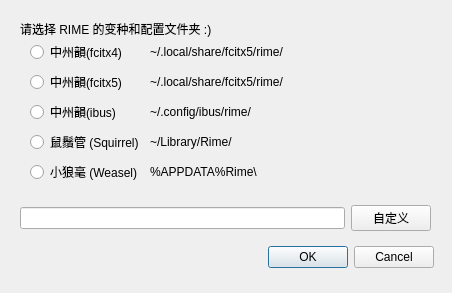
This is src/first_run.ui in rimebrew/rimebrew_qt as Qt 5 draws it before an edit. The edited form follows.
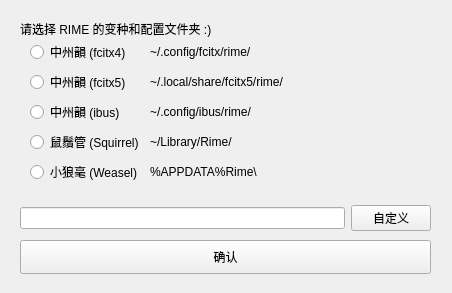
This is the edited form.

Diff of the .ui file:
```diff
--- a/src/first_run.ui
+++ b/src/first_run.ui
@@ -22,19 +22,6 @@
   <property name="windowTitle">
    <string>首次运行</string>
   </property>
-  <widget class="QDialogButtonBox" name="buttonBox">
-   <property name="geometry">
-    <rect>
-     <x>260</x>
-     <y>240</y>
-     <width>174</width>
-     <height>34</height>
-    </rect>
-   </property>
-   <property name="standardButtons">
-    <set>QDialogButtonBox::Cancel|QDialogButtonBox::Ok</set>
-   </property>
-  </widget>
   <widget class="QWidget" name="formLayoutWidget">
    <property name="geometry">
     <rect>
@@ -51,21 +38,21 @@
     <item row="0" column="0">
      <widget class="QRadioButton" name="radio_fcitx4">
       <property name="text">
-       <string>中州韻(fcitx4)</string>
+       <string>中州韻 (fcitx4)</string>
       </property>
      </widget>
     </item>
     <item row="0" column="1">
      <widget class="QLabel" name="label">
       <property name="text">
-       <string>~/.local/share/fcitx5/rime/</string>
+       <string>~/.config/fcitx/rime/</string>
       </property>
      </widget>
     </item>
     <item row="1" column="0">
      <widget class="QRadioButton" name="radio_fcitx5">
       <property name="text">
-       <string>中州韻(fcitx5)</string>
+       <string>中州韻 (fcitx5)</string>
       </property>
      </widget>
     </item>
@@ -79,7 +66,7 @@
     <item row="2" column="0">
      <widget class="QRadioButton" name="radio_ibus">
       <property name="text">
-       <string>中州韻(ibus)</string>
+       <string>中州韻 (ibus)</string>
       </property>
      </widget>
     </item>
@@ -155,6 +142,19 @@
     <string>请选择 RIME 的变种和配置文件夹 :)</string>
    </property>
   </widget>
+  <widget class="QPushButton" name="ok_btn">
+   <property name="geometry">
+    <rect>
+     <x>20</x>
+     <y>240</y>
+     <width>411</width>
+     <height>34</height>
+    </rect>
+   </property>
+   <property name="text">
+    <string>确认</string>
+   </property>
+  </widget>
  </widget>
  <resources/>
  <connections/>
```
Left out of the diff: 2 changed lines with no effect on the pictures.
